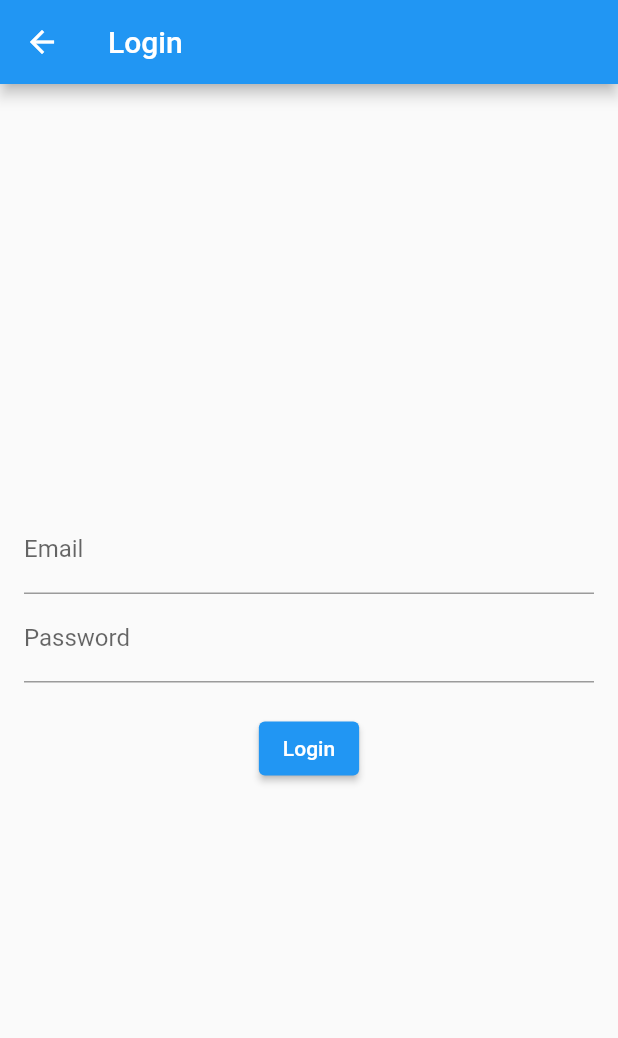
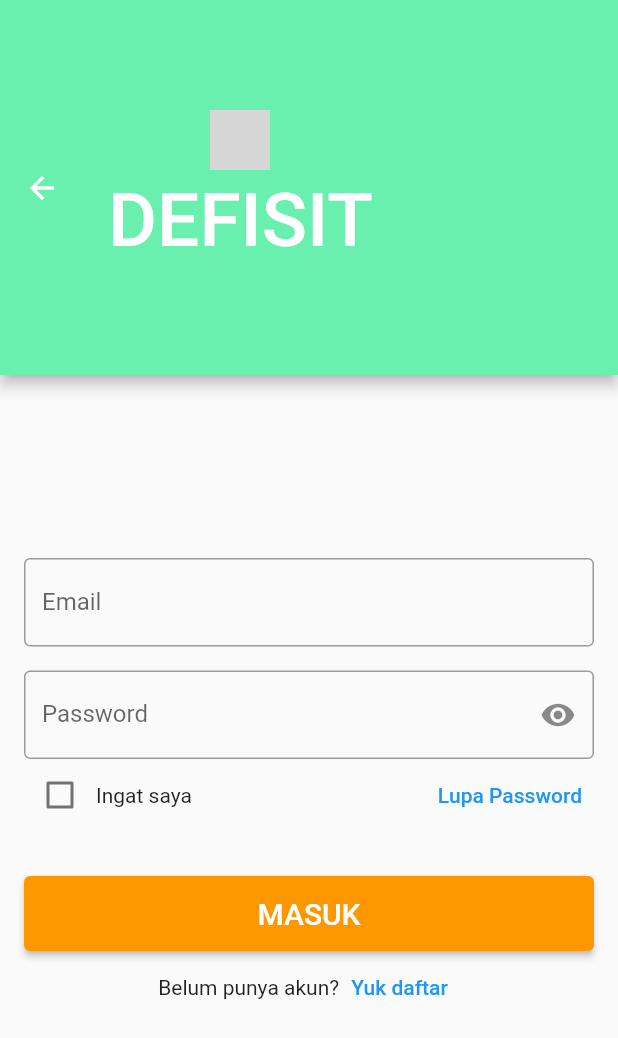
Before and after one commit to Kaizerioo/Defisit_App, a Flutter app: the LoginPage screen opened directly, on a phone screen of 412 x 824 dp. Shown: the top 1038 px of the screen. Run offline on Flutter 3.47's test engine with Material 2 defaults, Android fonts, the phone set to English and light mode, and no system bars; grey boxes are pictures that could not be loaded.

Commit message:
finishing login page, adding register page, and adding splash screen

```diff
--- a/lib/main.dart
+++ b/lib/main.dart
@@ -4,6 +4,7 @@ import 'package:flutter/material.dart';
 import 'package:flutter/services.dart';
 import 'package:flutter/src/widgets/container.dart';
 import 'package:flutter/src/widgets/framework.dart';
+import 'package:defisit/pages/splash.dart';
 
 class Defisit extends StatelessWidget {
   const Defisit({super.key});
@@ -12,7 +13,7 @@ class Defisit extends StatelessWidget {
     return const MaterialApp(
       title: "Defisit",
       debugShowCheckedModeBanner: false,
-      home: Home(),
+      home: SplashScreen(),
     );
   }
 }
--- a/lib/pages/login.dart
+++ b/lib/pages/login.dart
@@ -1,5 +1,7 @@
+import 'package:defisit/pages/register.dart';
 import 'package:flutter/material.dart';
 import 'package:defisit/pages/home.dart'; // Assuming home_page.dart exists in your project
+import 'package:defisit/pages/register.dart';
 
 class LoginPage extends StatefulWidget {
   const LoginPage({super.key});
@@ -13,18 +15,20 @@ class _LoginPageState extends State<LoginPage> {
   final TextEditingController _passwordController = TextEditingController();
 
   String _errorMessage = '';
+  bool _rememberMe = false;
+  bool _obscureText = true;
 
   void _login() {
-    // Dummy authentication logic
+    // Dummy authentication
     String email = _emailController.text;
     String password = _passwordController.text;
 
     // Hardcoded credentials for demonstration
-    if (email == 'test@example.com' && password == 'password123') {
+    if (email == 'akun@gmail.com' && password == 'password123') {
       // If credentials are correct, navigate to HomePage
       Navigator.pushReplacement(
         context,
-        MaterialPageRoute(builder: (context) => Home()),
+        MaterialPageRoute(builder: (context) => const Home()),
       );
     } else {
       setState(() {
@@ -37,7 +41,26 @@ class _LoginPageState extends State<LoginPage> {
   Widget build(BuildContext context) {
     return Scaffold(
       appBar: AppBar(
-        title: Text('Login'),
+        backgroundColor: Colors.greenAccent,
+        toolbarHeight: 250, // Reduced height
+        title: Padding(
+          padding: const EdgeInsets.only(top: 0),
+          child: Column(
+            children: [
+              Padding(
+                padding: const EdgeInsets.only(bottom: 5.0),
+                child: Image.asset(
+                  'asset/logo2-removebg-preview.png',
+                  height: 40,
+                ),
+              ),
+              const Text(
+                'DEFISIT',
+                style: TextStyle(fontSize: 50),
+              ),
+            ],
+          ),
+        ),
       ),
       body: Padding(
         padding: const EdgeInsets.all(16.0),
@@ -48,21 +71,38 @@ class _LoginPageState extends State<LoginPage> {
             children: [
               TextFormField(
                 controller: _emailController,
-                decoration: InputDecoration(labelText: 'Email'),
+                decoration: const InputDecoration(
+                  labelText: 'Email',
+                  border: OutlineInputBorder(),
+                ),
                 keyboardType: TextInputType.emailAddress,
                 validator: (value) {
                   if (value == null || value.isEmpty) {
-                    return 'Please enter your email';
+                    return 'Alamat Email';
                   } else if (!RegExp(r'^[^@]+@[^@]+\.[^@]+').hasMatch(value)) {
-                    return 'Please enter a valid email address';
+                    return 'Masukan alamat email yang sesuai';
                   }
                   return null;
                 },
               ),
+              const Padding(padding: EdgeInsets.all(8.0)),
               TextFormField(
                 controller: _passwordController,
-                decoration: InputDecoration(labelText: 'Password'),
-                obscureText: true,
+                decoration: InputDecoration(
+                  labelText: 'Password',
+                  border: const OutlineInputBorder(),
+                  suffixIcon: IconButton(
+                    icon: Icon(
+                      _obscureText ? Icons.visibility : Icons.visibility_off,
+                    ),
+                    onPressed: () {
+                      setState(() {
+                        _obscureText = !_obscureText;
+                      });
+                    },
+                  ),
+                ),
+                obscureText: _obscureText,
                 validator: (value) {
                   if (value == null || value.isEmpty) {
                     return 'Please enter your password';
@@ -72,20 +112,83 @@ class _LoginPageState extends State<LoginPage> {
                   return null;
                 },
               ),
-              SizedBox(height: 20),
+              Row(
+                mainAxisAlignment: MainAxisAlignment.spaceBetween,
+                children: [
+                  Row(
+                    children: [
+                      Checkbox(
+                        value: _rememberMe,
+                        onChanged: (bool? value) {
+                          setState(() {
+                            _rememberMe = value ?? false;
+                          });
+                        },
+                      ),
+                      const Text('Ingat saya'),
+                    ],
+                  ),
+                  TextButton(
+                    onPressed: () {
+                      showDialog(
+                        context: context,
+                        builder: (BuildContext context) {
+                          return AlertDialog(
+                            title: const Text('Lupa Password ?'),
+                            content: const Text('coming soon'),
+                            actions: <Widget>[
+                              TextButton(
+                                onPressed: () {
+                                  Navigator.of(context).pop();
+                                },
+                                child: const Text('OK'),
+                              ),
+                            ],
+                          );
+                        },
+                      );
+                    },
+                    child: const Text('Lupa Password'),
+                  ),
+                ],
+              ),
+              const SizedBox(height: 30),
               ElevatedButton(
+                style: ElevatedButton.styleFrom(
+                  primary: Colors.orange, // Background color
+                  minimumSize: const Size.fromHeight(50), // Button height
+                ),
                 onPressed: () {
                   if (_formKey.currentState?.validate() ?? false) {
                     _login();
                   }
                 },
-                child: Text('Login'),
+                child: const Text(
+                  'MASUK',
+                  style: TextStyle(fontSize: 20, color: Colors.white),
+                ),
               ),
-              SizedBox(height: 20),
+              Row(
+                mainAxisAlignment: MainAxisAlignment.center,
+                children: [
+                  const Text("Belum punya akun?"),
+                  TextButton(
+                    onPressed: () {
+                      // Navigate to the registration page
+                      Navigator.push(
+                        context,
+                        MaterialPageRoute(builder: (context) => RegisterPage()),
+                      );
+                    },
+                    child: const Text('Yuk daftar'),
+                  ),
+                ],
+              ),
+              const SizedBox(height: 20),
               if (_errorMessage.isNotEmpty)
                 Text(
                   _errorMessage,
-                  style: TextStyle(color: Colors.red),
+                  style: const TextStyle(color: Colors.red),
                 ),
             ],
           ),
```
Also changed, not shown: lib/pages/register.dart (added, +128 -0 lines), lib/pages/splash.dart (added, +52 -0 lines), asset/dekorcover1.jpg (added), asset/dekorcover2.jpg (added), asset/logo.jpg (added), asset/logo2-removebg-preview.png (added), asset/logo2.jpg (added).
